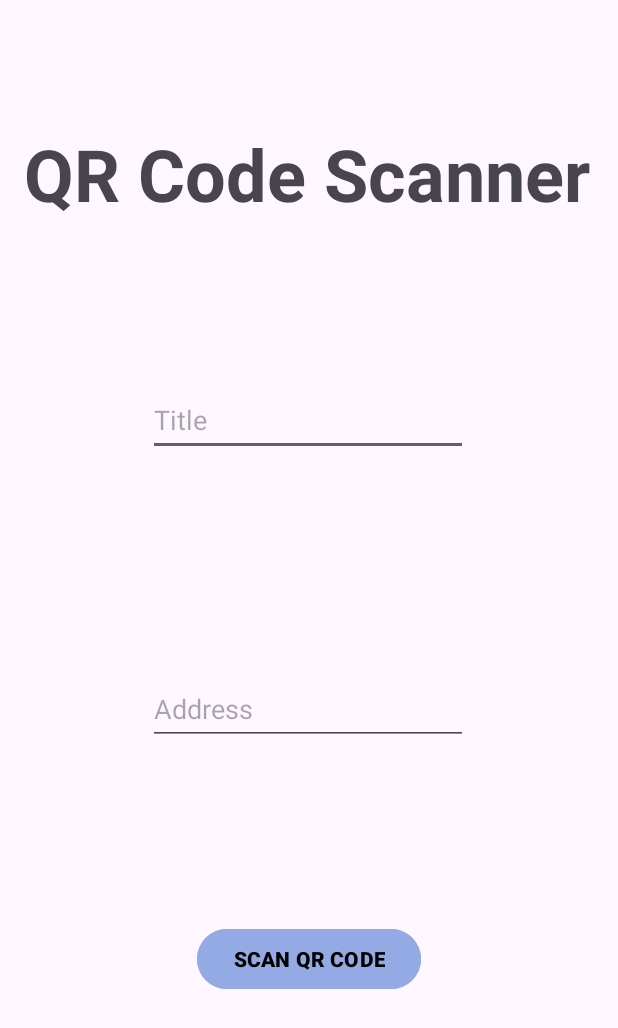
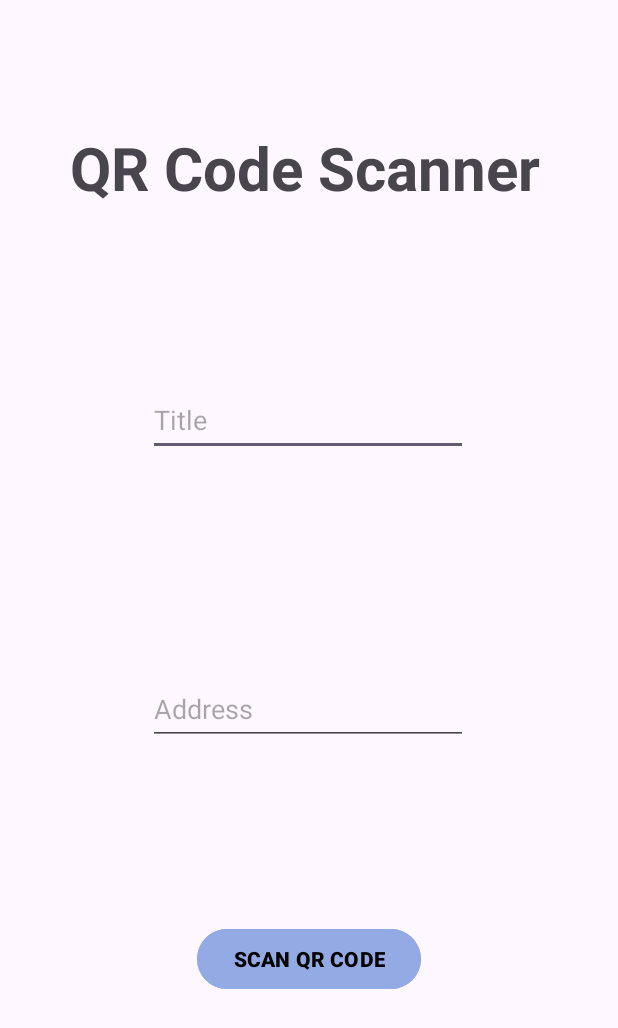
Before and after one commit to Roisin-M/MAD_LAb5_QRCode, an Android app: the screen it shows after launch (MainActivity), on a phone screen of 412 x 824 dp. Shown: the top 1028 px of the screen. Run offline under Robolectric (Android 15) with nearby library versions, the phone set to English and light mode, and no system bars; libraries missing offline, so code that uses them is left out: com.journeyapps.barcodescanner.

Commit message:
changed size of title font

```diff
--- a/app/src/main/res/layout/activity_main.xml
+++ b/app/src/main/res/layout/activity_main.xml
@@ -28,7 +28,7 @@
         android:layout_width="wrap_content"
         android:layout_height="wrap_content"
         android:text="@string/Page_Title"
-        android:textSize="48sp"
+        android:textSize="40sp"
         android:textStyle="bold"
         app:layout_constraintBottom_toBottomOf="parent"
         app:layout_constraintEnd_toEndOf="parent"
```
